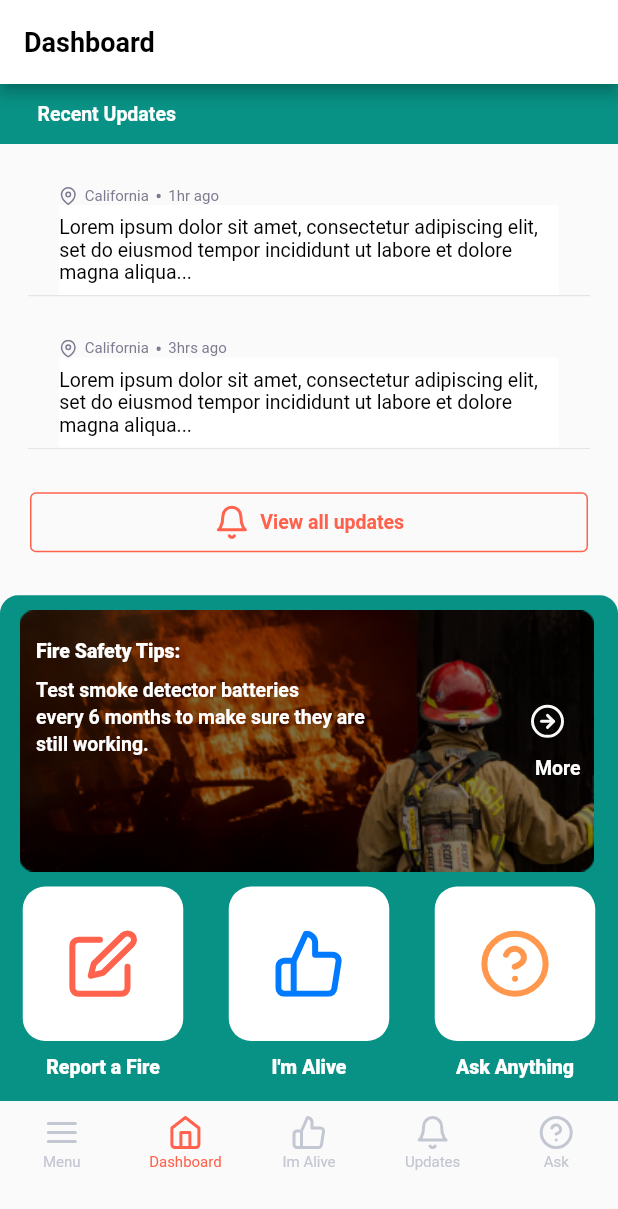
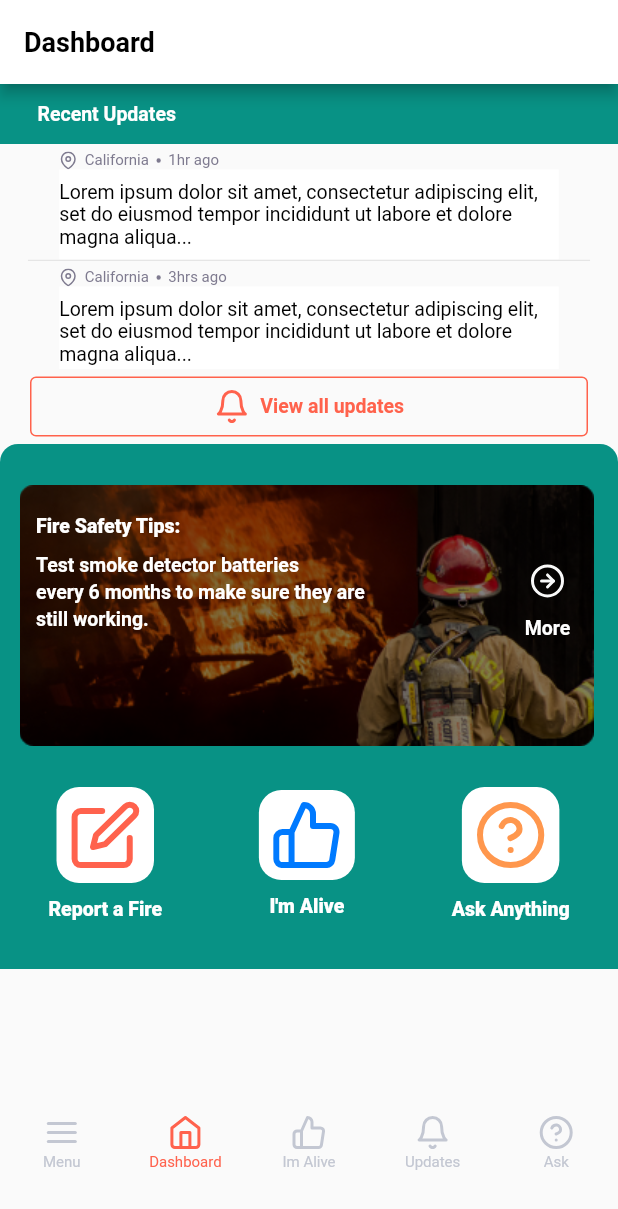
Before and after one commit to reskillamericans/Wildfire-Group1-Flutter, a Flutter app: the screen it shows after launch, on a phone screen of 412 x 824 dp. Shown: the top 1209 px of the screen. Run offline on Flutter 3.47's test engine with Material 2 defaults, Android fonts, the light colour scheme and no system bars; our stand-ins replace flutter_svg.

Commit message:
3rd dev commit

```diff
--- a/wildfire1/lib/UI/views/Dashboard/dashboard.dart
+++ b/wildfire1/lib/UI/views/Dashboard/dashboard.dart
@@ -19,7 +19,8 @@ class _TheDashboardState extends State<TheDashboard> {
         ),
         backgroundColor: Colors.white,
       ),
-      body: Column(
+      body: ListView(children: [
+        Column(
           mainAxisAlignment: MainAxisAlignment.spaceBetween,
           children: [
             SizedBox(
@@ -39,9 +40,15 @@ class _TheDashboardState extends State<TheDashboard> {
                 ),
               ),
             ),
+            Container(
+              height: 150,
+              child: ListView(children: [
                 Column(
                   mainAxisAlignment: MainAxisAlignment.spaceEvenly,
                   children: [
+                    SizedBox(
+                      height: 5,
+                    ),
                     SizedBox(
                       width: 333,
                       child: Row(
@@ -91,11 +98,9 @@ class _TheDashboardState extends State<TheDashboard> {
                       ),
                     ),
                     SvgPicture.asset("assets/icons/line.svg"),
-            ],
+                    SizedBox(
+                      height: 5,
                     ),
-          Column(
-            mainAxisAlignment: MainAxisAlignment.spaceEvenly,
-            children: [
                     SizedBox(
                       width: 333,
                       child: Row(
@@ -147,6 +152,11 @@ class _TheDashboardState extends State<TheDashboard> {
                     SvgPicture.asset("assets/icons/line.svg"),
                   ],
                 ),
+              ]),
+            ),
+            SizedBox(
+              height: 5,
+            ),
             Column(
               children: <Widget>[
                 Padding(
@@ -188,9 +198,14 @@ class _TheDashboardState extends State<TheDashboard> {
                 ),
               ],
             ),
-          Stack(
+            SizedBox(
+              height: 5,
+            ),
+            SingleChildScrollView(
+              child: Stack(
                 children: <Widget>[
                   Container(
+                    height: 350,
                     decoration: BoxDecoration(
                       color: Color.fromRGBO(8, 146, 133, 1),
                       borderRadius: BorderRadius.only(
@@ -204,7 +219,8 @@ class _TheDashboardState extends State<TheDashboard> {
                         SizedBox(
                           height: 10,
                         ),
-                    Stack(children: [
+                        Stack(
+                          children: <Widget>[
                             Container(
                               alignment: AlignmentDirectional.center,
                               child: Padding(
@@ -272,33 +288,34 @@ class _TheDashboardState extends State<TheDashboard> {
                                 ],
                               ),
                             ),
-                      Column(
-                        crossAxisAlignment: CrossAxisAlignment.end,
+                            Positioned(
+                              top: 40,
+                              right: 15,
+                              child: Align(
+                                alignment: Alignment.centerRight,
+                                child: FittedBox(
+                                  fit: BoxFit.fill,
+                                  child: Column(
                                     children: [
-                          Padding(
-                            padding: const EdgeInsets.only(top: 50, right: 15),
-                            child: TextButton(
+                                      TextButton(
                                         onPressed: () {},
                                         child: SvgPicture.asset(
                                             "assets/icons/arrow-right-circle.svg"),
                                       ),
-                          ),
-                          Padding(
-                            padding: const EdgeInsets.only(right: 25),
-                            child: Align(
-                              alignment: Alignment.centerRight,
-                              child: Text(
+                                      Text(
                                         "More",
                                         style: TextStyle(
                                             fontSize: 13,
                                             fontWeight: FontWeight.w600,
                                             color: Colors.white),
                                       ),
+                                    ],
+                                  ),
+                                ),
                               ),
                             ),
                           ],
                         ),
-                    ]),
                         SizedBox(height: 10),
                         Row(
                           mainAxisAlignment: MainAxisAlignment.spaceAround,
@@ -307,16 +324,14 @@ class _TheDashboardState extends State<TheDashboard> {
                               mainAxisAlignment: MainAxisAlignment.spaceEvenly,
                               children: [
                                 Container(
-                              height: 103,
-                              width: 107,
                                   decoration: BoxDecoration(
                                     color: Colors.white,
                                     borderRadius: BorderRadius.circular(15),
                                   ),
                                   child: TextButton(
                                     onPressed: () {},
-                                child:
-                                    SvgPicture.asset("assets/icons/edit.svg"),
+                                    child: SvgPicture.asset(
+                                        "assets/icons/edit.svg"),
                                   ),
                                 ),
                                 SizedBox(
@@ -336,8 +351,6 @@ class _TheDashboardState extends State<TheDashboard> {
                               mainAxisAlignment: MainAxisAlignment.spaceEvenly,
                               children: [
                                 Container(
-                              height: 103,
-                              width: 107,
                                   decoration: BoxDecoration(
                                     color: Colors.white,
                                     borderRadius: BorderRadius.circular(15),
@@ -345,8 +358,9 @@ class _TheDashboardState extends State<TheDashboard> {
                                   child: TextButton(
                                       onPressed: () {},
                                       child: SvgPicture.asset(
-                                    "assets/icons/thumbsup.svg"),
-                              ),
+                                        "assets/icons/thumbsup.svg",
+                                        fit: BoxFit.none,
+                                      )),
                                 ),
                                 SizedBox(
                                   height: 10,
@@ -365,8 +379,6 @@ class _TheDashboardState extends State<TheDashboard> {
                               mainAxisAlignment: MainAxisAlignment.spaceEvenly,
                               children: [
                                 Container(
-                              height: 103,
-                              width: 107,
                                   decoration: BoxDecoration(
                                     color: Colors.white,
                                     borderRadius: BorderRadius.circular(15),
@@ -400,8 +412,10 @@ class _TheDashboardState extends State<TheDashboard> {
                   ),
                 ],
               ),
+            ),
           ],
         ),
+      ]),
       bottomNavigationBar: Container(
         height: 90,
         alignment: Alignment.topCenter,
```
Lines whose indentation alone changed are shown as unchanged.
